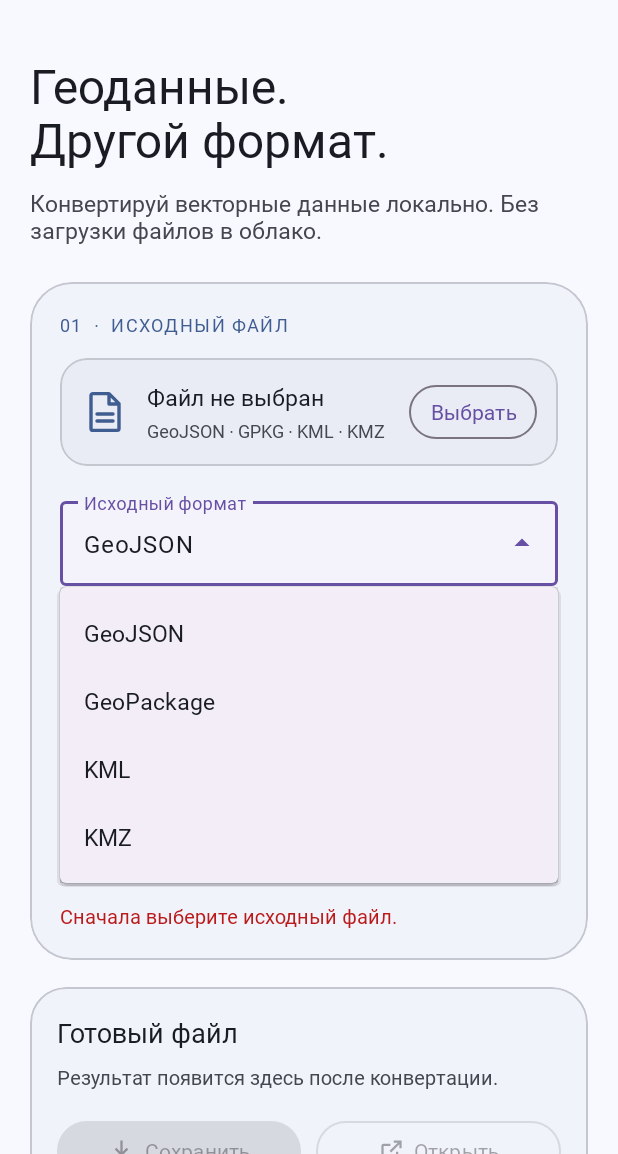
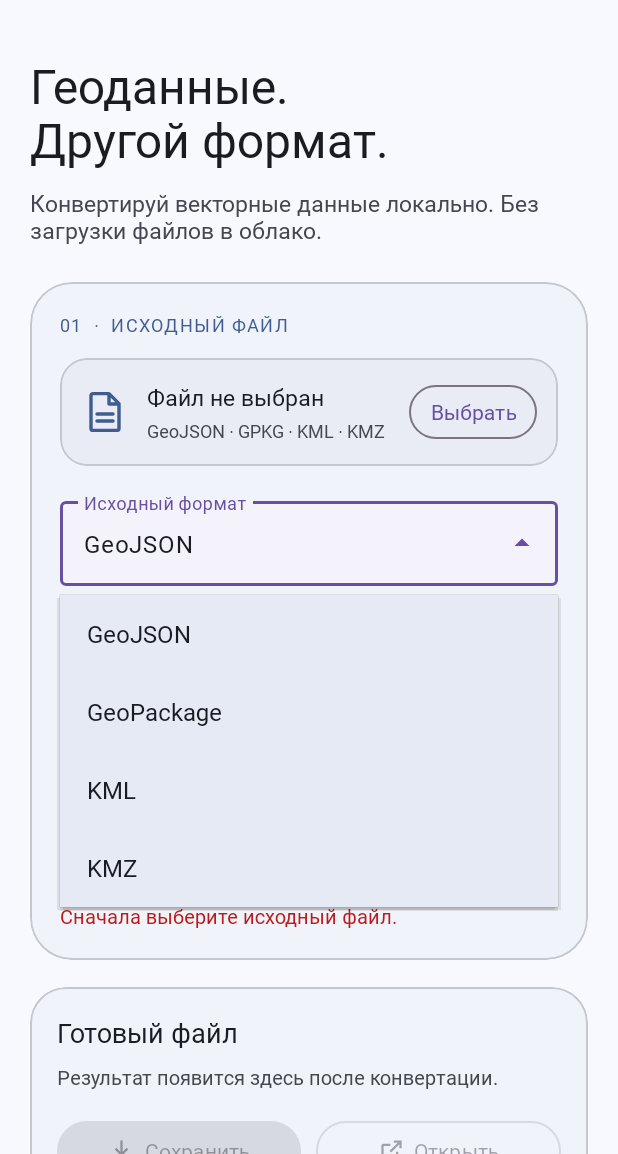
Before and after one commit to fakeskyline/GSon, an Android app: the screen it shows after launch (MainActivity), after a tap on an icon or button, on a phone screen of 412 x 824 dp, the part 82-1236 px from its top. Run offline under Robolectric (Android 15) with nearby library versions, the phone set to English and light mode, and no system bars; 2 other taps on this screen came first.

Commit message:
Improve format dropdown and tolerate legacy KML XML declaration

```diff
--- a/app/src/main/java/app/gson/MainActivity.java
+++ b/app/src/main/java/app/gson/MainActivity.java
@@ -6,6 +6,7 @@ import android.net.Uri;
 import android.os.Bundle;
 import android.provider.OpenableColumns;
 import android.view.View;
+import android.graphics.drawable.ColorDrawable;
 import android.widget.ArrayAdapter;
 import android.widget.ProgressBar;
 import android.widget.TextView;
@@ -16,6 +17,7 @@ import androidx.activity.result.contract.ActivityResultContracts;
 import androidx.annotation.Nullable;
 import androidx.appcompat.app.AppCompatActivity;
 import androidx.core.content.FileProvider;
+import androidx.core.view.WindowCompat;
 
 import com.google.android.material.appbar.MaterialToolbar;
 import com.google.android.material.button.MaterialButton;
@@ -72,6 +74,7 @@ public final class MainActivity extends AppCompatActivity {
     @Override
     protected void onCreate(@Nullable Bundle savedInstanceState) {
         super.onCreate(savedInstanceState);
+        WindowCompat.setDecorFitsSystemWindows(getWindow(), true);
         setContentView(R.layout.activity_main);
 
         MaterialToolbar toolbar = findViewById(R.id.toolbar);
@@ -93,6 +96,13 @@ public final class MainActivity extends AppCompatActivity {
         ArrayAdapter<String> formatsAdapter = new ArrayAdapter<>(this, R.layout.dropdown_item, formatLabels);
         sourceFormatField.setAdapter(formatsAdapter);
         targetFormatField.setAdapter(new ArrayAdapter<>(this, R.layout.dropdown_item, formatLabels));
+        int dropdownColor = getColor(R.color.dropdown_surface);
+        sourceFormatField.setDropDownBackgroundDrawable(new ColorDrawable(dropdownColor));
+        targetFormatField.setDropDownBackgroundDrawable(new ColorDrawable(dropdownColor));
+        sourceFormatField.setDropDownVerticalOffset(dp(6));
+        targetFormatField.setDropDownVerticalOffset(dp(6));
+        sourceFormatField.setOnClickListener(view -> sourceFormatField.showDropDown());
+        targetFormatField.setOnClickListener(view -> targetFormatField.showDropDown());
         sourceFormatField.setText(GeoFormat.GEOJSON.label, false);
         targetFormatField.setText(GeoFormat.GPKG.label, false);
 
@@ -210,6 +220,8 @@ public final class MainActivity extends AppCompatActivity {
         statusText.setTextColor(getColor(error ? R.color.error : R.color.on_surface_variant));
     }
 
+    private int dp(int value) { return Math.round(value * getResources().getDisplayMetrics().density); }
+
     private static GeoFormat findFormat(String label) {
         for (GeoFormat format : GeoFormat.values()) if (format.label.equals(label)) return format;
         return null;
--- a/app/src/main/res/layout/dropdown_item.xml
+++ b/app/src/main/res/layout/dropdown_item.xml
@@ -2,10 +2,14 @@
 <TextView xmlns:android="http://schemas.android.com/apk/res/android"
     android:layout_width="match_parent"
     android:layout_height="wrap_content"
-    android:paddingStart="16dp"
+    android:minHeight="52dp"
+    android:gravity="center_vertical"
+    android:paddingStart="18dp"
     android:paddingTop="12dp"
-    android:paddingEnd="16dp"
+    android:paddingEnd="18dp"
     android:paddingBottom="12dp"
+    android:background="@color/dropdown_surface"
     android:textColor="@color/on_surface"
-    android:textSize="15sp"
+    android:textColorHighlight="@color/primary_container"
+    android:textSize="16sp"
     android:fontFamily="@font/ulm_medium" />
--- a/app/src/main/res/values/colors.xml
+++ b/app/src/main/res/values/colors.xml
@@ -14,4 +14,5 @@
     <color name="outline_variant">#C4C6D0</color>
     <color name="error">#BA1A1A</color>
     <color name="white">#FFFFFF</color>
+    <color name="dropdown_surface">#E6EAF4</color>
 </resources>
```
Also changed, not shown: app/src/main/java/app/gson/format/KmlCodec.java (+31 -1 lines), 1 other file.
